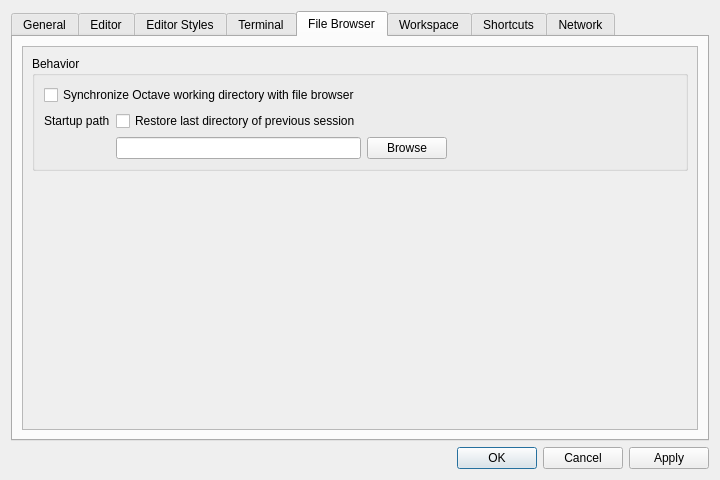
The window that libgui/src/settings-dialog.ui (ctaggart/octave) describes before a commit, drawn with Qt 5.
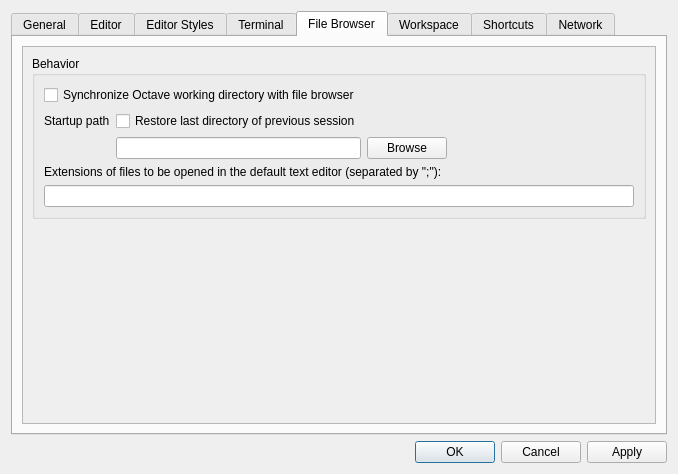
The same window after the commit. The open tabs and pages were chosen to show the change.

Commit message: Make the file browser open files more consistently (bug #45844)

Diff of the .ui file:
```diff
--- a/libgui/src/settings-dialog.ui
+++ b/libgui/src/settings-dialog.ui
@@ -9,8 +9,8 @@
    <rect>
     <x>0</x>
     <y>0</y>
-    <width>720</width>
-    <height>480</height>
+    <width>678</width>
+    <height>474</height>
    </rect>
   </property>
   <property name="minimumSize">
@@ -1749,27 +1749,27 @@
            <rect>
             <x>0</x>
             <y>0</y>
-            <width>678</width>
-            <height>378</height>
+            <width>636</width>
+            <height>370</height>
            </rect>
           </property>
-          <layout class="QVBoxLayout" name="verticalLayout_18">
-           <item>
+          <layout class="QGridLayout" name="gridLayout_8">
+           <item row="0" column="0">
             <widget class="QGroupBox" name="groupBox_4">
              <property name="title">
               <string>Behavior</string>
              </property>
-             <layout class="QVBoxLayout" name="verticalLayout_24">
-              <item>
-               <layout class="QGridLayout" name="gridLayout_8">
-                <item row="4" column="0">
+             <layout class="QGridLayout" name="gridLayout_2">
+              <item row="0" column="0">
+               <layout class="QVBoxLayout" name="verticalLayout_18">
+                <item>
                  <widget class="QCheckBox" name="sync_octave_directory">
                   <property name="text">
                    <string>Synchronize Octave working directory with file browser</string>
                   </property>
                  </widget>
                 </item>
-                <item row="5" column="0">
+                <item>
                  <layout class="QGridLayout" name="lo_file_browser_startup">
                   <item row="0" column="0">
                    <widget class="QLabel" name="lbl_file_browser_dir">
@@ -1821,18 +1821,23 @@
                     </property>
                    </spacer>
                   </item>
-                  <item row="1" column="3">
-                   <spacer name="horizontalSpacer_30">
-                    <property name="orientation">
-                     <enum>Qt::Horizontal</enum>
+                 </layout>
+                </item>
+                <item>
+                 <layout class="QVBoxLayout" name="verticalLayout_9">
+                  <item>
+                   <widget class="QLabel" name="lbl_file_browser_extensions">
+                    <property name="text">
+                     <string>Extensions of files to be opened in the default text editor (separated by &quot;;&quot;):</string>
                     </property>
-                    <property name="sizeHint" stdset="0">
-                     <size>
-                      <width>40</width>
-                      <height>20</height>
-                     </size>
+                   </widget>
+                  </item>
+                  <item>
+                   <widget class="QLineEdit" name="le_file_browser_extensions">
+                    <property name="text">
+                     <string/>
                     </property>
-                   </spacer>
+                   </widget>
                   </item>
                  </layout>
                 </item>
@@ -1841,7 +1846,7 @@
              </layout>
             </widget>
            </item>
-           <item>
+           <item row="1" column="0">
             <spacer name="verticalSpacer_2">
              <property name="orientation">
               <enum>Qt::Vertical</enum>
```
Left out of the diff: 65 changed lines with no effect on the pictures. The commit also changes 3 other files.
